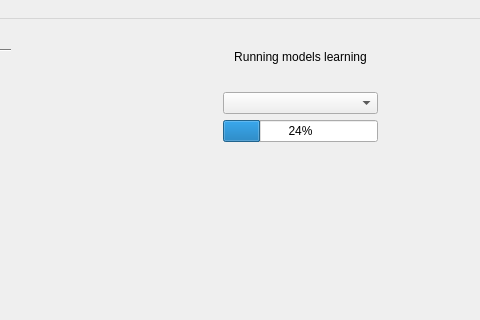
Old version of the form windows/MainWindow.ui in the repository Erucolindo96/Native-Speaker; both pictures show x 320 to 800 and y 0 to 320 of the 800 by 600 pixel window.
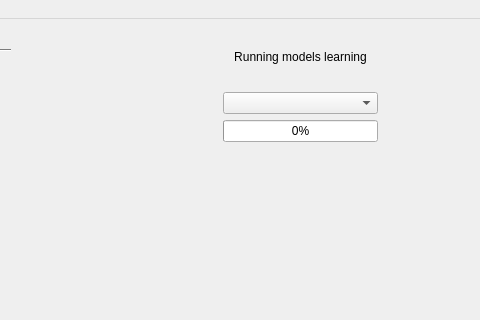
New version of the form.

```diff
--- a/windows/MainWindow.ui
+++ b/windows/MainWindow.ui
@@ -124,7 +124,7 @@
      <item row="2" column="1" colspan="2">
       <widget class="QProgressBar" name="progressBar">
        <property name="value">
-        <number>24</number>
+        <number>0</number>
        </property>
       </widget>
      </item>
```
